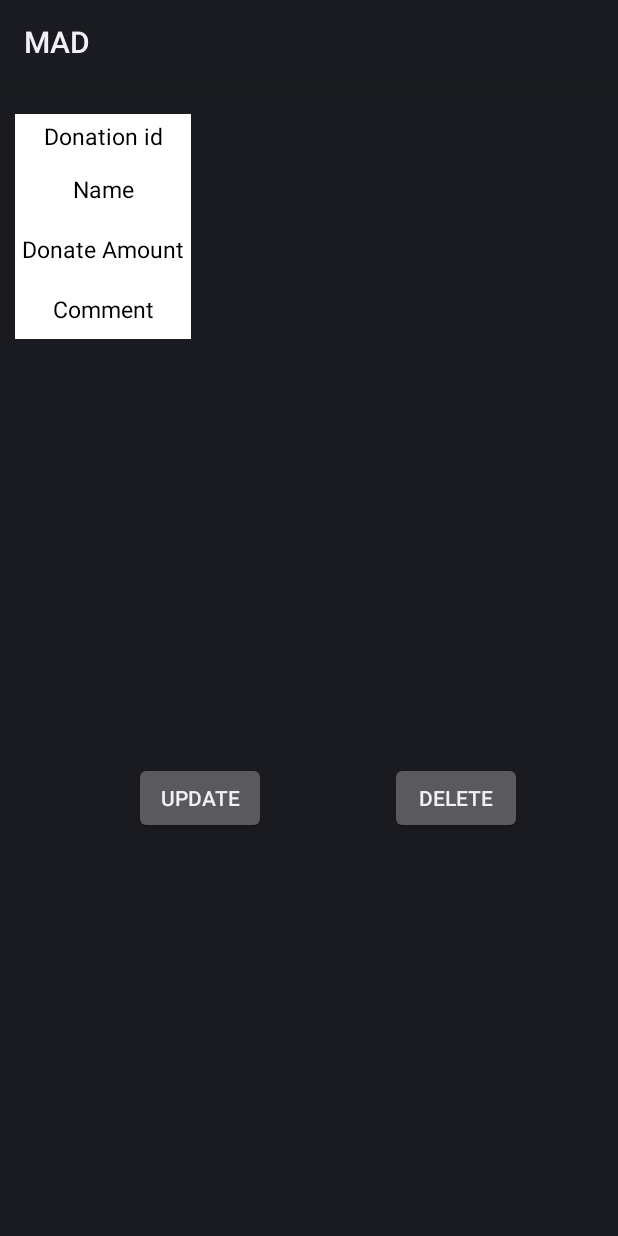
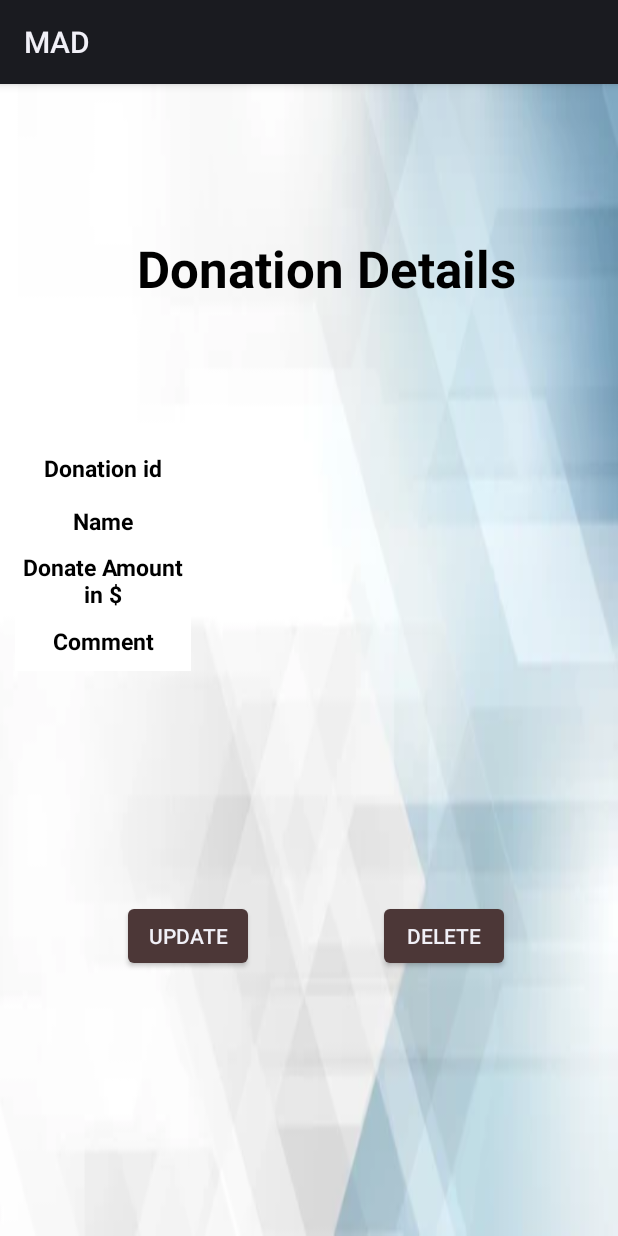
Before and after one commit to IT21271250/MAD-CKT_Travel_and_Tourism, an Android app: the layout activity_employee_details.xml on its own in the app's theme, with its tools: preview values and no code run, on a phone screen of 412 x 824 dp. Run offline under Robolectric (Android 15) with nearby library versions, the phone set to English and light mode, and no system bars.

Commit message:
initial commit

```diff
--- /dev/null
+++ b/app/src/main/java/com/example/mad/activity/AboutActivity.kt
@@ -0,0 +1,5 @@
+package com.example.mad.activity
+
+class AboutActivity {
+
+}
--- a/app/src/main/java/com/example/mad/activity/FetchingActivity.kt
+++ b/app/src/main/java/com/example/mad/activity/FetchingActivity.kt
@@ -23,7 +23,7 @@ class FetchingActivity: AppCompatActivity() {
         super.onCreate(savedInstanceState)
         setContentView(R.layout.activity_fetching)
 
-        empRecyclerView = findViewById(R.id.rvEmp)
+        empRecyclerView = findViewById(R.id.rvDrugs)
         empRecyclerView.layoutManager = LinearLayoutManager(this)
         empRecyclerView.setHasFixedSize(true)
         tvLoadingData = findViewById(R.id.tvLoadingData)
--- a/app/src/main/java/com/example/mad/activity/InsertionActivity.kt
+++ b/app/src/main/java/com/example/mad/activity/InsertionActivity.kt
@@ -47,7 +47,7 @@ class InsertionActivity : AppCompatActivity() {
             }
 
             if(empAmount.isEmpty()) {
-                etEmpName.error = "You Doesn't donate"
+                etEmpAmount.error = "You Doesn't enter donate amount"
             }
 
             if(empComment.isEmpty()){
@@ -60,7 +60,7 @@ class InsertionActivity : AppCompatActivity() {
 
             dbRef.child(empId).setValue(employee)
                 .addOnCompleteListener{
-                    Toast.makeText(this, "Data inserted successfully", Toast.LENGTH_LONG).show()
+                    Toast.makeText(this, "Donate Data inserted successfully", Toast.LENGTH_LONG).show()
 
                     etEmpName.text.clear()
                     etEmpAmount.text.clear()
--- a/app/src/main/java/com/example/mad/models/EmployeeModel.kt
+++ b/app/src/main/java/com/example/mad/models/EmployeeModel.kt
@@ -1,6 +1,8 @@
 package com.example.mad.models
 
-data class EmployeeModel (
+import android.icu.util.CurrencyAmount
+
+data class EmployeeModel(
     var empId:String? = null,
     var empName: String? = null,
     var empAmount: String? = null,
--- a/app/src/main/res/layout/activity_employee_details.xml
+++ b/app/src/main/res/layout/activity_employee_details.xml
@@ -3,25 +3,28 @@
     xmlns:app="http://schemas.android.com/apk/res-auto"
     xmlns:tools="http://schemas.android.com/tools"
     android:layout_width="match_parent"
-    android:layout_height="match_parent">
+    android:layout_height="match_parent"
+    android:background="@drawable/img2">
 
     <Button
         android:id="@+id/btnUpdate"
         android:layout_width="wrap_content"
         android:layout_height="wrap_content"
-        android:layout_marginBottom="268dp"
+        android:layout_marginBottom="176dp"
+        android:backgroundTint="#4C3737"
         android:text="Update"
         app:layout_constraintBottom_toBottomOf="parent"
         app:layout_constraintEnd_toStartOf="@+id/btnDelete"
-        app:layout_constraintHorizontal_bias="0.521"
+        app:layout_constraintHorizontal_bias="0.496"
         app:layout_constraintStart_toStartOf="parent" />
 
     <Button
         android:id="@+id/btnDelete"
         android:layout_width="wrap_content"
         android:layout_height="wrap_content"
-        android:layout_marginEnd="64dp"
-        android:layout_marginBottom="268dp"
+        android:layout_marginEnd="72dp"
+        android:layout_marginBottom="176dp"
+        android:backgroundTint="#4C3737"
         android:text="Delete"
         app:layout_constraintBottom_toBottomOf="parent"
         app:layout_constraintEnd_toEndOf="parent" />
@@ -30,10 +33,12 @@
         android:id="@+id/linearLayout"
         android:layout_width="match_parent"
         android:layout_height="wrap_content"
+        android:layout_marginTop="76dp"
+        android:orientation="vertical"
+        app:layout_constraintEnd_toEndOf="parent"
+        app:layout_constraintHorizontal_bias="1.0"
         app:layout_constraintStart_toStartOf="parent"
-        app:layout_constraintTop_toTopOf="parent"
-        app:layout_constraintEnd_toEndOf="parent"
-        android:orientation="vertical">
+        app:layout_constraintTop_toBottomOf="@+id/textView2">
 
 
         <LinearLayout
@@ -61,7 +66,8 @@
                     android:gravity="center"
                     android:text="Donation id"
                     android:textColor="@color/black"
-                    android:textSize="15sp" />
+                    android:textSize="15sp"
+                    android:textStyle="bold" />
 
             </LinearLayout>
 
@@ -110,7 +116,8 @@
                     android:gravity="center"
                     android:text="Name"
                     android:textColor="@color/black"
-                    android:textSize="15sp" />
+                    android:textSize="15sp"
+                    android:textStyle="bold" />
 
             </LinearLayout>
 
@@ -158,12 +165,12 @@
                     android:layout_height="wrap_content"
                     android:layout_gravity="center"
                     android:gravity="center"
-                    android:text="Donate Amount"
+                    android:text="Donate Amount in $"
                     android:textColor="@color/black"
                     android:textSize="15sp"
 
 
-                    />
+                    android:textStyle="bold" />
 
             </LinearLayout>
 
@@ -218,7 +225,7 @@
                     android:textSize="15sp"
 
 
-                    />
+                    android:textStyle="bold" />
 
             </LinearLayout>
 
@@ -247,4 +254,18 @@
 
     </LinearLayout>
 
+    <TextView
+        android:id="@+id/textView2"
+        android:layout_width="wrap_content"
+        android:layout_height="wrap_content"
+        android:layout_marginTop="100dp"
+        android:layout_marginEnd="68dp"
+        android:text="Donation Details"
+        android:textAlignment="center"
+        android:textColor="#000000"
+        android:textSize="34sp"
+        android:textStyle="bold"
+        app:layout_constraintEnd_toEndOf="parent"
+        app:layout_constraintTop_toTopOf="parent" />
+
 </androidx.constraintlayout.widget.ConstraintLayout>
```
Also changed, not shown: app/src/main/java/com/example/mad/activity/EmployeeDetailsActivity.kt (+10 -8 lines), app/src/main/java/com/example/mad/activity/MainActivity.kt (+7 -0 lines), app/src/main/res/layout/about.xml (added, +98 -0 lines), app/src/main/res/layout/activity_fetching.xml (+8 -7 lines), app/src/main/res/layout/activity_insertion.xml (+42 -19 lines), app/src/main/res/layout/activity_main.xml (+39 -7 lines), app/src/main/res/layout/emp_list_item.xml (+7 -5 lines), app/src/main/res/layout/update_dialog.xml (+51 -26 lines), app/src/main/res/drawable/aaa.jpg (added), app/src/main/res/drawable/img.png (added), app/src/main/res/drawable/img2.png (added), app/src/main/res/drawable/img_1.png (added), app/src/main/res/drawable/img_2.png (added).
